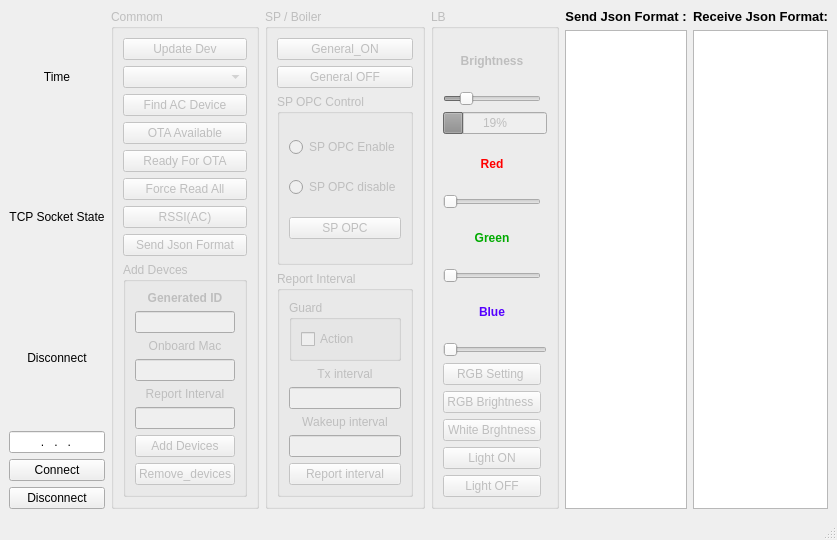
Qt form UI/MainUI.ui (KeaneHuang1985/Smart_appliances_tcp_socket) before a commit.
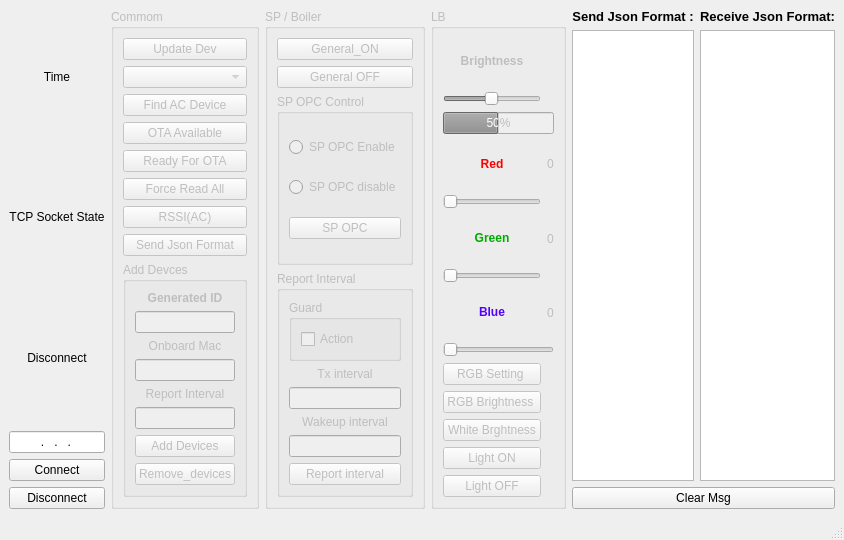
The same form after that commit.

The edit to the form file:
```diff
--- a/UI/MainUI.ui
+++ b/UI/MainUI.ui
@@ -382,8 +382,11 @@
        </item>
        <item row="1" column="0">
         <widget class="QSlider" name="lb_hz_brightness">
+         <property name="minimum">
+          <number>1</number>
+         </property>
          <property name="maximum">
-          <number>255</number>
+          <number>100</number>
          </property>
          <property name="singleStep">
           <number>0</number>
@@ -430,10 +433,19 @@
          </property>
         </widget>
        </item>
-       <item row="20" column="0">
-        <widget class="QPushButton" name="btn_lb_light_off">
-         <property name="text">
-          <string>Light OFF</string>
+       <item row="2" column="0" colspan="2">
+        <widget class="QProgressBar" name="lb_pb_brightness">
+         <property name="styleSheet">
+          <string notr="true"/>
+         </property>
+         <property name="minimum">
+          <number>0</number>
+         </property>
+         <property name="maximum">
+          <number>100</number>
+         </property>
+         <property name="value">
+          <number>50</number>
          </property>
         </widget>
        </item>
@@ -457,13 +469,10 @@
          </property>
         </widget>
        </item>
-       <item row="2" column="0" colspan="2">
-        <widget class="QProgressBar" name="lb_pb_brightness">
-         <property name="maximum">
-          <number>255</number>
-         </property>
-         <property name="value">
-          <number>50</number>
+       <item row="20" column="0">
+        <widget class="QPushButton" name="btn_lb_light_off">
+         <property name="text">
+          <string>Light OFF</string>
          </property>
         </widget>
        </item>
@@ -477,6 +486,36 @@
          </property>
         </widget>
        </item>
+       <item row="5" column="1">
+        <widget class="QLabel" name="label_red_val">
+         <property name="text">
+          <string>0</string>
+         </property>
+         <property name="alignment">
+          <set>Qt::AlignCenter</set>
+         </property>
+        </widget>
+       </item>
+       <item row="7" column="1">
+        <widget class="QLabel" name="label_green_val">
+         <property name="text">
+          <string>0</string>
+         </property>
+         <property name="alignment">
+          <set>Qt::AlignCenter</set>
+         </property>
+        </widget>
+       </item>
+       <item row="9" column="1">
+        <widget class="QLabel" name="label_blue_val">
+         <property name="text">
+          <string>0</string>
+         </property>
+         <property name="alignment">
+          <set>Qt::AlignCenter</set>
+         </property>
+        </widget>
+       </item>
       </layout>
       <zorder>lb_hz_blue_color</zorder>
       <zorder>label_10</zorder>
@@ -523,6 +562,16 @@
         </property>
        </widget>
       </item>
+      <item row="3" column="0">
+       <widget class="QTextEdit" name="textEdit_send"/>
+      </item>
+      <item row="4" column="0" colspan="2">
+       <widget class="QPushButton" name="btn_clear">
+        <property name="text">
+         <string>Clear Msg</string>
+        </property>
+       </widget>
+      </item>
      </layout>
     </item>
    </layout>
```
Left out of the diff: 68 changed lines with no effect on the pictures.
